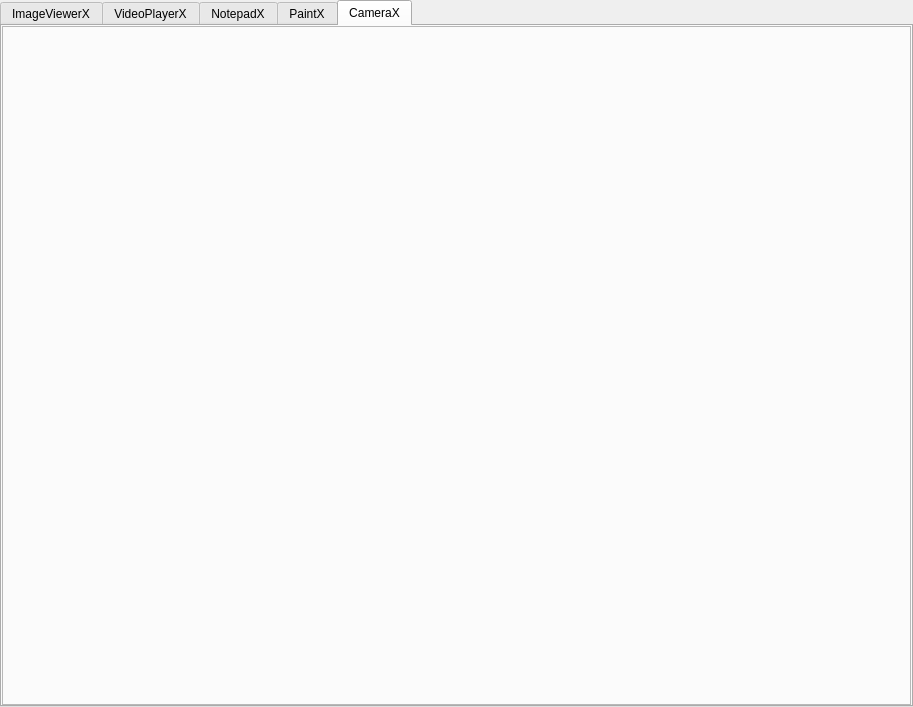
Qt form PageTest/PageTest.ui (ohto-ai/school-course-archives) before a commit.
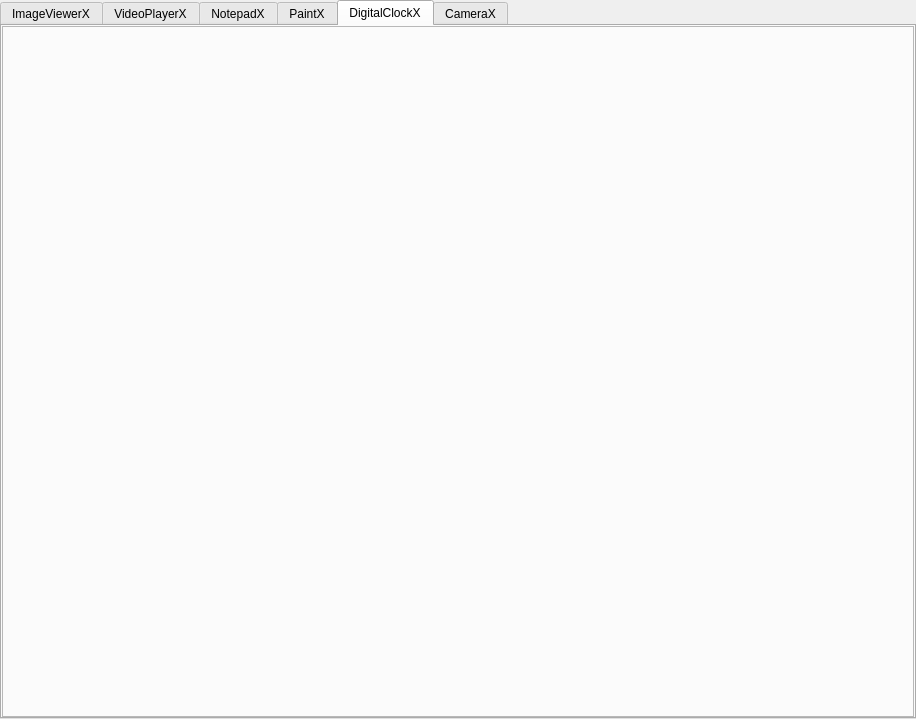
The same form after that commit.

Diff of the .ui file:
```diff
--- a/PageTest/PageTest.ui
+++ b/PageTest/PageTest.ui
@@ -6,8 +6,8 @@
    <rect>
     <x>0</x>
     <y>0</y>
-    <width>913</width>
-    <height>707</height>
+    <width>916</width>
+    <height>719</height>
    </rect>
   </property>
   <property name="windowTitle">
@@ -243,6 +243,55 @@
         </item>
        </layout>
       </widget>
+      <widget class="QWidget" name="tabDigitalClock">
+       <attribute name="title">
+        <string>DigitalClockX</string>
+       </attribute>
+       <layout class="QVBoxLayout" name="verticalLayout_6">
+        <property name="spacing">
+         <number>0</number>
+        </property>
+        <property name="leftMargin">
+         <number>0</number>
+        </property>
+        <property name="topMargin">
+         <number>0</number>
+        </property>
+        <property name="rightMargin">
+         <number>0</number>
+        </property>
+        <property name="bottomMargin">
+         <number>0</number>
+        </property>
+        <item>
+         <widget class="QFrame" name="frameDigitalClock">
+          <property name="frameShape">
+           <enum>QFrame::StyledPanel</enum>
+          </property>
+          <property name="frameShadow">
+           <enum>QFrame::Raised</enum>
+          </property>
+          <layout class="QVBoxLayout" name="layoutDigitalClock">
+           <property name="spacing">
+            <number>0</number>
+           </property>
+           <property name="leftMargin">
+            <number>0</number>
+           </property>
+           <property name="topMargin">
+            <number>0</number>
+           </property>
+           <property name="rightMargin">
+            <number>0</number>
+           </property>
+           <property name="bottomMargin">
+            <number>0</number>
+           </property>
+          </layout>
+         </widget>
+        </item>
+       </layout>
+      </widget>
       <widget class="QWidget" name="tabCamera">
        <attribute name="title">
         <string>CameraX</string>
```
